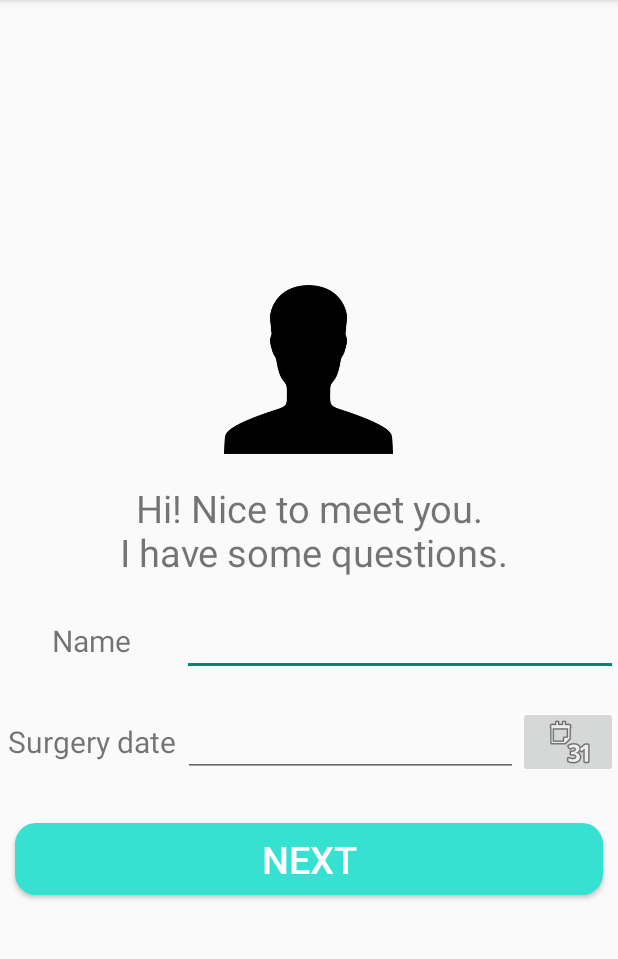
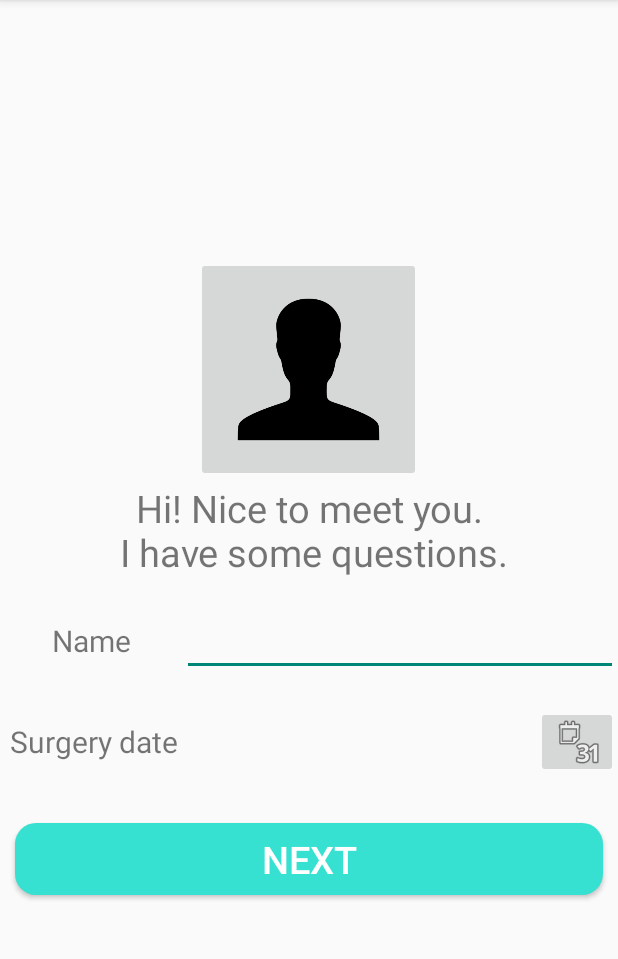
Before and after one commit to kaworu7405/HCI_EyeFairy, an Android app: the screen it shows after launch (getUserInfo), on a phone screen of 412 x 824 dp, the part 84-1043 px from its top. Run offline under Robolectric (Android 15) with nearby library versions, the phone set to English and light mode, and no system bars; our stand-ins replace Room's generated code.

Commit message:
getUserInfo function is developed with Room DB

```diff
--- a/app/build.gradle
+++ b/app/build.gradle
@@ -32,6 +32,9 @@ dependencies {
     implementation 'androidx.appcompat:appcompat:1.4.1'
     implementation 'com.google.android.material:material:1.5.0'
     implementation 'androidx.constraintlayout:constraintlayout:2.1.3'
+    implementation 'androidx.room:room-runtime:2.4.2'
+    implementation 'androidx.legacy:legacy-support-v4:1.0.0'
+    annotationProcessor 'androidx.room:room-compiler:2.4.2'
     testImplementation 'junit:junit:4.+'
     androidTestImplementation 'androidx.test.ext:junit:1.1.3'
     androidTestImplementation 'androidx.test.espresso:espresso-core:3.4.0'
--- /dev/null
+++ b/app/src/main/java/com/example/eyefairy/DB/UserDB.java
@@ -0,0 +1,30 @@
+package com.example.eyefairy.DB;
+import android.content.Context;
+
+import androidx.room.Database;
+import androidx.room.Room;
+import androidx.room.RoomDatabase;
+
+@Database(entities = {UserData.class}, version = 1, exportSchema = false)
+public abstract class UserDB extends RoomDatabase
+{
+    public abstract UserDao userDao();
+    private static UserDB INSTANCE;
+
+    public synchronized static UserDB getInstance(Context context)
+    {
+        if (INSTANCE == null)
+        {
+            INSTANCE = Room.databaseBuilder(context.getApplicationContext(), UserDB.class, "userData")
+                    .allowMainThreadQueries()
+                    .fallbackToDestructiveMigration()
+                    .build();
+        }
+        return INSTANCE;
+    }
+
+    public static void destroyInstance(){
+        INSTANCE=null;
+    }
+
+}
--- /dev/null
+++ b/app/src/main/java/com/example/eyefairy/DB/UserDao.java
@@ -0,0 +1,21 @@
+package com.example.eyefairy.DB;
+
+import androidx.lifecycle.LiveData;
+import androidx.room.Dao;
+import androidx.room.Delete;
+import androidx.room.Insert;
+import androidx.room.Query;
+
+import java.util.List;
+
+import static androidx.room.OnConflictStrategy.REPLACE;
+
+@Dao
+public interface UserDao
+{
+    @Insert(onConflict = REPLACE)
+    public void insert(UserData user);
+
+    @Query("SELECT * FROM UserData")
+    public List<UserData> getAll();
+}
--- a/app/src/main/java/com/example/eyefairy/getUserInfo.java
+++ b/app/src/main/java/com/example/eyefairy/getUserInfo.java
@@ -1,23 +1,51 @@
 package com.example.eyefairy;
 
 import androidx.appcompat.app.AppCompatActivity;
+import androidx.fragment.app.DialogFragment;
 
 import android.content.Intent;
+import android.net.Uri;
 import android.os.Bundle;
 import android.view.View;
 import android.widget.Button;
+import android.widget.ImageButton;
 import android.widget.TextView;
+import android.widget.Toast;
+
+import com.example.eyefairy.DB.UserDB;
+import com.example.eyefairy.DB.UserData;
 
 public class getUserInfo extends AppCompatActivity {
+
+    Uri uri = null;
+    String month_string;
+    String day_string;
+    String year_string;
 
     @Override
     protected void onCreate(Bundle savedInstanceState) {
         super.onCreate(savedInstanceState);
         setContentView(R.layout.activity_get_user_info);
 
+        UserDB db = UserDB.getInstance(this);
+
+        /*
+        // When db value changes, it is called
+        db.userDao().get().observe(this, new Observer<List<UserData>>() {
+            @Override
+            public void onChanged(List<UserData> userData) {
+
+            }
+        });
+
+         */
+
         //Get greetText from layout
         TextView greetText = (TextView)findViewById(R.id.greetText);
         greetText.setText("Hi! Nice to meet you.\n I have some questions.");
+        TextView userNameInput = (TextView)findViewById(R.id.userName);
+        TextView surgeryDateInput = (TextView)findViewById(R.id.surgeryDateInput);
+
 
         Button nextBtn = (Button)findViewById(R.id.nextBtn);
         nextBtn.setOnClickListener(new View.OnClickListener() {
@@ -25,10 +53,76 @@ public class getUserInfo extends AppCompatActivity {
             //called when Next Button is Clicked
             @Override
             public void onClick(View view) {
-                    Intent intent = new Intent(getApplicationContext(), getEyedropInfo.class);
-                    startActivity(intent);
+                    if(userNameInput.getText().length()<1 || userNameInput.getText().length()>9){
+                        Toast.makeText(getApplicationContext(), "Please enter your name with 1-8 characters!", Toast.LENGTH_LONG).show();
+                    }
+                    else if(uri == null){
+                        Toast.makeText(getApplicationContext(), "Please enter your profile image!", Toast.LENGTH_LONG).show();
+                    }
+                    else if(surgeryDateInput.getText()==""){
+                        Toast.makeText(getApplicationContext(), "Please enter your surgery date!", Toast.LENGTH_LONG).show();
+                    }
+                    else {
+                        UserData newUserData = new UserData();
+                        newUserData.setUserData(userNameInput.getText().toString(), uri.toString(), Integer.parseInt(year_string), Integer.parseInt(month_string), Integer.parseInt(day_string));
+                        db.userDao().insert(newUserData);
+
+                        Intent intent = new Intent(getApplicationContext(), getEyedropInfo.class);
+                        startActivity(intent);
+                    }
                 }
             }
         );
+
+        ImageButton datePicker = (ImageButton) findViewById(R.id.datePicker);
+        datePicker.setOnClickListener(new View.OnClickListener() {
+            //called when Next Button is Clicked
+            @Override
+            public void onClick(View view) {
+                    showDatePicker(view);
+                }
+            }
+        );
+
+        ImageButton userImage = (ImageButton) findViewById(R.id.userImageBtn);
+        userImage.setOnClickListener(new View.OnClickListener() {
+            //called when Next Button is Clicked
+            @Override
+            public void onClick(View view) {
+                Intent intent = new Intent(Intent.ACTION_PICK);
+                intent.setType("image/*");
+                startActivityForResult(intent, 1);
+            }
+        });
+    }
+
+    public void showDatePicker(View view) {
+        DialogFragment newFragment = new datePickerFragment();
+        newFragment.show(getSupportFragmentManager(),"datePicker");
+    }
+
+    public void processDatePickerResult(int year, int month, int day){
+        month_string = Integer.toString(month+1);
+        day_string = Integer.toString(day);
+        year_string = Integer.toString(year);
+        String dateMessage = (year_string +  "/"  + month_string +  "/" + day_string);
+
+        TextView surgeryDateInput = (TextView)findViewById(R.id.surgeryDateInput);
+        surgeryDateInput.setText(dateMessage);
+    }
+
+    @Override
+    protected void onActivityResult(int requestCode, int resultCode, Intent data) {
+        super.onActivityResult(requestCode, resultCode, data);
+
+        switch(requestCode) {
+            case 1:
+                if (resultCode == RESULT_OK) {
+                    ImageButton userImageBtn = (ImageButton) findViewById(R.id.userImageBtn);
+                    uri = data.getData();
+                    userImageBtn.setImageURI(uri);
+                }
+                break;
+        }
     }
 }
--- a/app/src/main/res/layout/activity_get_user_info.xml
+++ b/app/src/main/res/layout/activity_get_user_info.xml
@@ -12,11 +12,10 @@
         android:gravity="center"
         android:orientation="vertical">
 
-        <ImageView
-            android:id="@+id/imageView"
+        <ImageButton
+            android:id="@+id/userImageBtn"
             android:layout_width="150dp"
             android:layout_height="150dp"
-            android:layout_gravity="center"
             android:scaleType="centerInside"
             app:srcCompat="@drawable/silhouette" />
 
@@ -49,7 +48,8 @@
                 android:layout_weight="1"
                 android:ems="10"
                 android:gravity="center"
-                android:inputType="textPersonName" />
+                android:inputType="textPersonName"
+                android:textSize="18dp" />
         </LinearLayout>
 
         <LinearLayout
@@ -60,24 +60,24 @@
 
             <TextView
                 android:id="@+id/surgeryDate"
-                android:layout_width="wrap_content"
+                android:layout_width="85dp"
                 android:layout_height="match_parent"
                 android:layout_weight="1"
                 android:gravity="center"
                 android:text="Surgery date"
                 android:textSize="20dp" />
 
-            <EditText
-                android:id="@+id/editTextDate"
-                android:layout_width="wrap_content"
+            <TextView
+                android:id="@+id/surgeryDateInput"
+                android:layout_width="193dp"
                 android:layout_height="wrap_content"
                 android:layout_weight="1"
-                android:ems="10"
-                android:inputType="date" />
+                android:gravity="center"
+                android:textSize="18dp" />
 
             <ImageButton
-                android:id="@+id/imageButton"
-                android:layout_width="wrap_content"
+                android:id="@+id/datePicker"
+                android:layout_width="15dp"
                 android:layout_height="wrap_content"
                 android:layout_weight="1"
                 android:src="@android:drawable/ic_menu_month" />
--- a/app/src/main/res/values/strings.xml
+++ b/app/src/main/res/values/strings.xml
@@ -1,3 +1,5 @@
 <resources>
     <string name="app_name">EyeFairy</string>
+    <!-- TODO: Remove or change this placeholder text -->
+    <string name="hello_blank_fragment">Hello blank fragment</string>
 </resources>
```
Also changed, not shown: app/src/main/java/com/example/eyefairy/DB/UserData.java (added, +34 -0 lines), app/src/main/java/com/example/eyefairy/datePickerFragment.java (added, +41 -0 lines), app/src/main/java/com/example/eyefairy/getEyedropInfo.java (+8 -2 lines).
